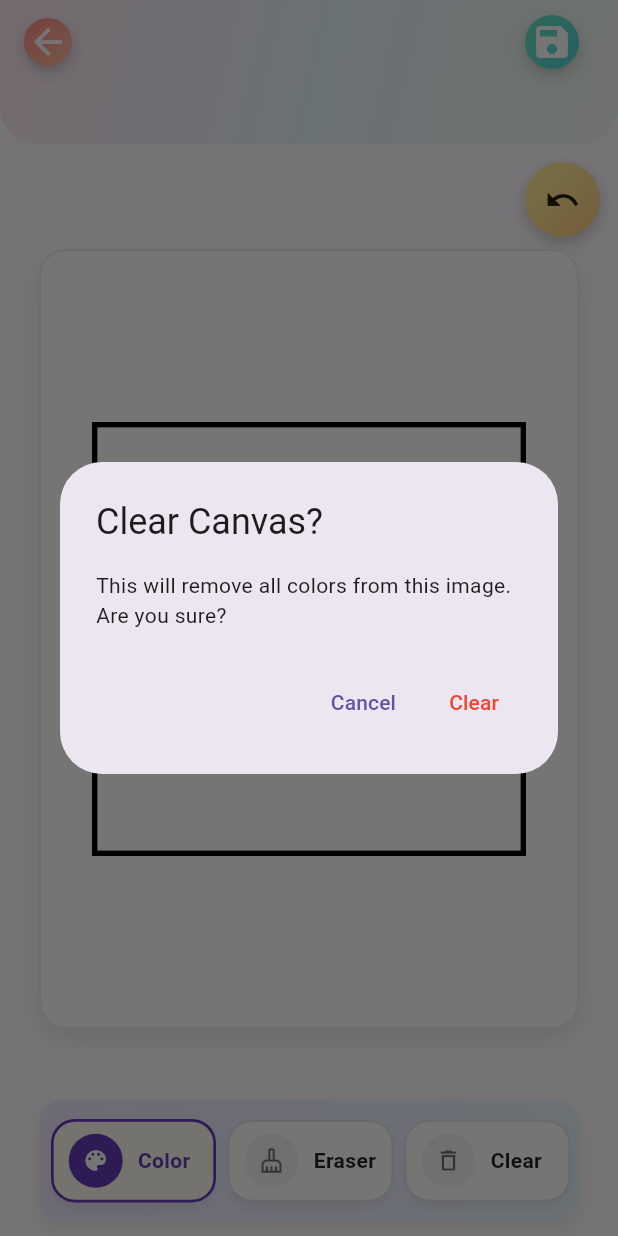
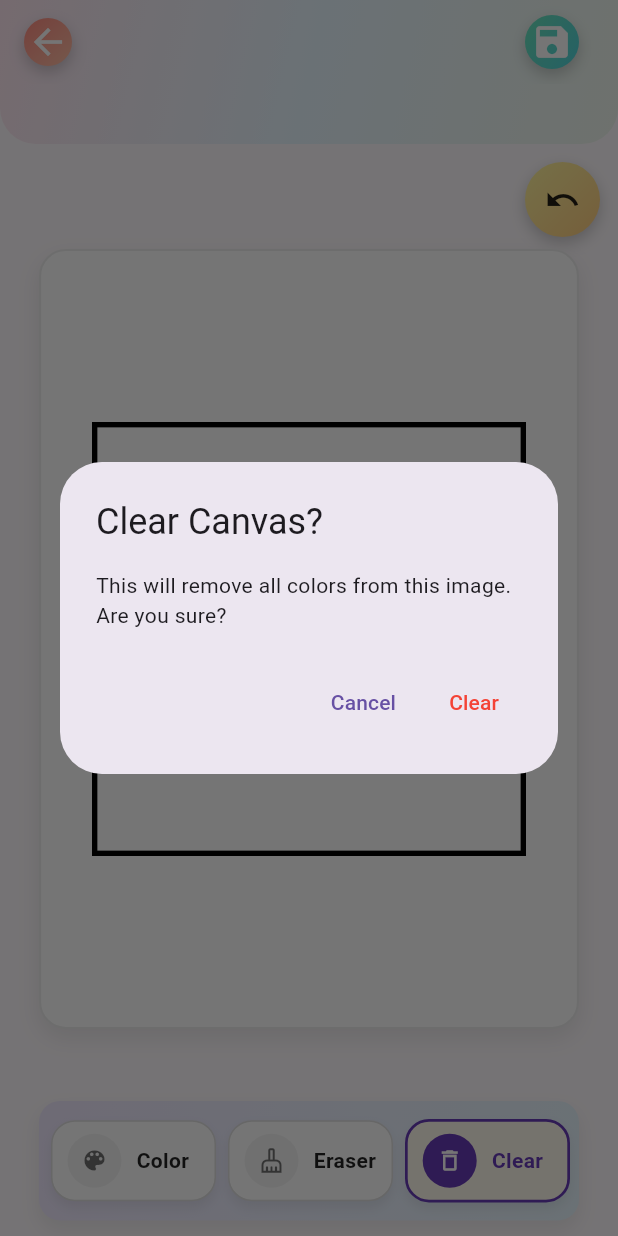
Before and after one commit to Surajanarase/coloring_app, a Flutter app: the ColoringPage screen opened directly with empty values, after a tap on "Clear", on a phone screen of 412 x 824 dp. Run offline on Flutter 3.47's test engine with Material 3 defaults, Android fonts, the phone set to English and light mode, and no system bars; our stand-ins replace flutter_svg, path_drawing, sqflite; accounts and stored records are empty.

Commit message:
modification in colouring page + dashboard

```diff
--- a/lib/pages/colouring_page.dart
+++ b/lib/pages/colouring_page.dart
@@ -163,7 +163,8 @@ class _ColoringPageState extends State<ColoringPage> with SingleTickerProviderSt
       final colorHex = _colorToHex(_selectedColor!);
       _svgService.applyFillToElementById(hitId, colorHex);
       await _db.markPathColored(hitId, colorHex, imageId: widget.assetPath);
-    } else if (_currentTool == 'eraser') {
+    } else if (_currentTool == 'eraser' || _currentTool == 'clear') {
+      // treat individual taps as eraser when 'clear' is selected (keeps behavior intuitive)
       final orig = _originalFills[hitId] ?? 'none';
       _svgService.applyFillToElementById(hitId, orig);
       await _db.markPathUncolored(hitId, imageId: widget.assetPath);
@@ -572,7 +573,18 @@ class _ColoringPageState extends State<ColoringPage> with SingleTickerProviderSt
                         SizedBox(width: pillSpacing),
                         SizedBox(width: pillWidth, child: _toolPill(onTap: () => setState(() => _currentTool = 'eraser'), icon: Icons.cleaning_services_outlined, label: 'Eraser', active: _currentTool == 'eraser')),
                         SizedBox(width: pillSpacing),
-                        SizedBox(width: pillWidth, child: _toolPill(onTap: _clearCanvasAll, icon: Icons.delete_outline, label: 'Clear', active: false)),
+                        SizedBox(
+                          width: pillWidth,
+                          child: _toolPill(
+                            onTap: () {
+                              setState(() => _currentTool = 'clear');
+                              _clearCanvasAll();
+                            },
+                            icon: Icons.delete_outline,
+                            label: 'Clear',
+                            active: _currentTool == 'clear',
+                          ),
+                        ),
                       ],
                     ),
                   ),
--- a/lib/pages/dashboard_page.dart
+++ b/lib/pages/dashboard_page.dart
@@ -30,7 +30,7 @@ class _DashboardPageState extends State<DashboardPage> {
   static const int _unlockThreshold = 90;
 
   // Boost parameters (optional visual boost)
-  static const double _progressGamma = 0.60;
+  static const double _progressGamma = 0.70;
   static const double _minVisibleProgress = 8.0;
   static const double _eps = 0.000001; // tolerance for floating comparisons
 
```
